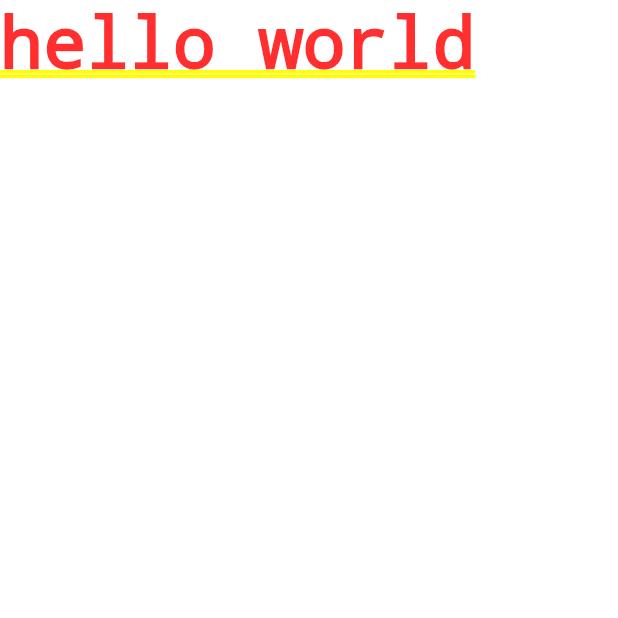
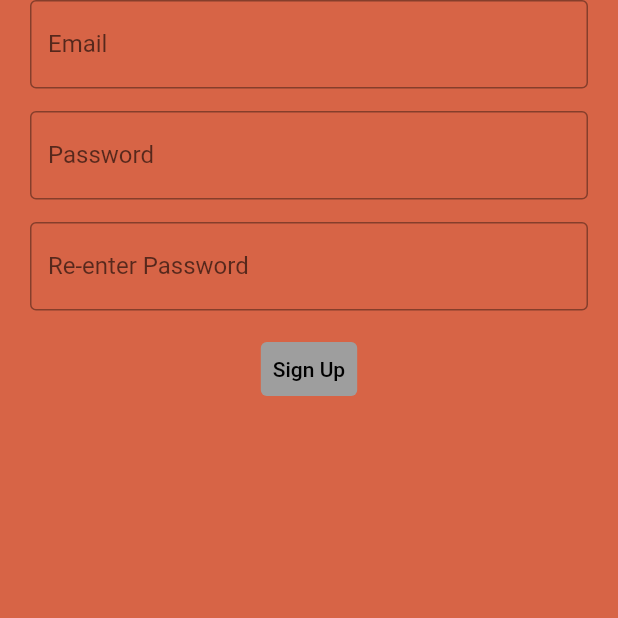
Before and after one commit to caiocotts/punchIt, a Flutter app: the screen it shows after launch, after a tap on "Sign Up", on a phone screen of 412 x 824 dp, the top half of it. Run offline on Flutter 3.47's test engine with Material 2 defaults, Android fonts, the phone set to English and light mode, and no system bars; our stand-ins replace cloud_firestore, firebase_auth, firebase_core; accounts and stored records are empty; network calls fail.

Commit message:
Finish refactoring the rest of the source code.

```diff
--- a/lib/Screens/home_screen.dart
+++ /dev/null
@@ -1,10 +0,0 @@
-import 'package:flutter/material.dart';
-
-class HomeScreen extends StatelessWidget {
-  const HomeScreen({Key? key}) : super(key: key);
-
-  @override
-  Widget build(BuildContext context) {
-    return const Text('hello world');
-  }
-}
--- a/lib/main.dart
+++ b/lib/main.dart
@@ -1,7 +1,7 @@
 import 'package:firebase_core/firebase_core.dart';
 import 'package:flutter/material.dart';
 import 'firebase_options.dart';
-import 'Screens/login_screen.dart';
+import 'screens/login_screen.dart';
 
 void main() async {
   WidgetsFlutterBinding.ensureInitialized();
--- /dev/null
+++ b/lib/models/group.dart
@@ -0,0 +1,4 @@
+class Group {
+   String? name;
+   String? id ;
+}
--- a/lib/Models/user.dart
+++ b/lib/models/user.dart
@@ -2,4 +2,6 @@ class User {
   String? email;
   String? uid;
   bool? emailVerified;
+
+
 }
--- /dev/null
+++ b/lib/repositories/user_repository.dart
@@ -0,0 +1,54 @@
+import 'package:cloud_firestore/cloud_firestore.dart';
+import 'package:firebase_auth/firebase_auth.dart';
+
+import 'package:punch_it/models/user.dart' as punch_it;
+
+class UserRepository {
+  static UserRepository? _instance;
+  final FirebaseAuth _firebase = FirebaseAuth.instance;
+
+  static UserRepository getInstance() {
+    _instance ??= UserRepository();
+    return _instance!;
+  }
+
+  punch_it.User getUser() {
+    punch_it.User usr = punch_it.User();
+    usr.uid = _firebase.currentUser?.uid;
+    usr.email = _firebase.currentUser?.email;
+    usr.emailVerified = _firebase.currentUser?.emailVerified;
+    return usr;
+  }
+
+  Future<punch_it.User> authenticateUser(String email, String password) {
+    return _firebase
+        .signInWithEmailAndPassword(email: email, password: password)
+        .then(
+      (value) {
+        punch_it.User usr = punch_it.User();
+        usr.emailVerified = value.user?.emailVerified;
+        return usr;
+      },
+    );
+  }
+
+  Future<punch_it.User> registerUser(String email, String password) async {
+    punch_it.User usr = punch_it.User();
+    usr = await _firebase
+        .createUserWithEmailAndPassword(email: email, password: password)
+        .then((value) {
+      usr.email = value.user?.email;
+      usr.uid = value.user?.uid;
+      usr.emailVerified = value.user?.emailVerified;
+      return usr;
+    });
+
+    FirebaseFirestore.instance
+        .collection('users')
+        .doc(usr.email)
+        .set({'uid': usr.uid}).then(
+      (_) => _firebase.currentUser?.sendEmailVerification(),
+    );
+    return usr;
+  }
+}
--- a/lib/Screens/login_screen.dart
+++ b/lib/screens/login_screen.dart
@@ -1,8 +1,10 @@
 import 'package:flutter/material.dart';
-import 'package:punch_it/Screens/home_screen.dart';
-import 'package:punch_it/Theme/app_colors.dart';
-import 'package:punch_it/Repositories/user_repository.dart';
-import 'package:punch_it/Models/user.dart' as punch_it;
+import 'package:punch_it/screens/forgot_password_screen.dart';
+import 'package:punch_it/screens/home_screen.dart';
+import 'package:punch_it/screens/registration_screen.dart';
+import 'package:punch_it/theme/app_theme.dart';
+import 'package:punch_it/repositories/user_repository.dart';
+import 'package:punch_it/models/user.dart' as punch_it;
 
 class LoginScreen extends StatefulWidget {
   const LoginScreen({Key? key}) : super(key: key);
@@ -12,25 +14,22 @@ class LoginScreen extends StatefulWidget {
 }
 
 class _LoginScreenState extends State<LoginScreen> {
-  late String password = '', email = '';
+  String _password = '', _email = '';
 
   @override
   Widget build(BuildContext context) {
     return Scaffold(
       resizeToAvoidBottomInset: true,
-      backgroundColor: AppColours.backgroundRed,
+      backgroundColor: AppTheme.backgroundRed,
       body: CustomScrollView(slivers: [
         SliverFillRemaining(
           hasScrollBody: false,
           child: SafeArea(
             child: Column(children: [
-              const Image(
-                alignment: Alignment.topCenter,
+              Image.asset(
+                'assets/punchIt.png',
                 height: 300,
                 width: 300,
-                image: AssetImage(
-                  'assets/punchIt.png',
-                ),
               ),
               const Text(
                 'Punch It!',
@@ -48,7 +47,7 @@ class _LoginScreenState extends State<LoginScreen> {
                 child: Column(
                   children: [
                     TextField(
-                      onChanged: (value) => email = value,
+                      onChanged: (value) => _email = value,
                       decoration: const InputDecoration(
                         border: OutlineInputBorder(),
                         labelText: 'Email',
@@ -59,7 +58,8 @@ class _LoginScreenState extends State<LoginScreen> {
                       height: 15,
                     ),
                     TextField(
-                      onChanged: (value) => password = value,
+                      onChanged: (value) => _password = value,
+                      obscureText: true,
                       decoration: const InputDecoration(
                         border: OutlineInputBorder(),
                         labelText: 'Password',
@@ -78,7 +78,7 @@ class _LoginScreenState extends State<LoginScreen> {
                     UserRepository userRepo = UserRepository.getInstance();
                     var user = punch_it.User();
                     try {
-                      user = await userRepo.authenticateUser(email, password);
+                      user = await userRepo.authenticateUser(_email, _password);
                     } on Exception catch (e) {
                       SnackBar snackBar = SnackBar(
                         content: Text(
@@ -130,7 +130,7 @@ class _LoginScreenState extends State<LoginScreen> {
                             onPressed: () => Navigator.push(
                               context,
                               MaterialPageRoute(
-                                builder: (_) => const HomeScreen(),
+                                builder: (_) => const ForgotPasswordScreen(),
                               ),
                             ),
                             child: const Text("Forgot Password?"),
@@ -153,7 +153,7 @@ class _LoginScreenState extends State<LoginScreen> {
                           onPressed: () => Navigator.push(
                             context,
                             MaterialPageRoute(
-                              builder: (_) => const HomeScreen(),
+                              builder: (_) => const RegistrationScreen(),
                             ),
                           ),
                           child: const Text("Sign Up"),
--- /dev/null
+++ b/lib/screens/registration_screen.dart
@@ -0,0 +1,101 @@
+import 'package:flutter/material.dart';
+import 'package:punch_it/repositories/user_repository.dart';
+import 'package:punch_it/screens/login_screen.dart';
+import 'package:punch_it/theme/app_theme.dart';
+
+class RegistrationScreen extends StatefulWidget {
+  const RegistrationScreen({Key? key}) : super(key: key);
+
+  @override
+  State<RegistrationScreen> createState() => _RegistrationScreenState();
+}
+
+class _RegistrationScreenState extends State<RegistrationScreen> {
+  late String _email = '', _password = '', _retypedPassword = '';
+
+  @override
+  Widget build(BuildContext context) {
+    return Scaffold(
+      backgroundColor: AppTheme.backgroundRed,
+      body: SafeArea(
+        child: Column(children: [
+          Padding(
+            padding: const EdgeInsets.symmetric(horizontal: 20),
+            child: Column(children: [
+              TextField(
+                onChanged: (value) => _email = value,
+                decoration: const InputDecoration(
+                    border: OutlineInputBorder(), labelText: 'Email'),
+                textInputAction: TextInputAction.next,
+              ),
+              const SizedBox(
+                height: 15,
+              ),
+              TextField(
+                onChanged: (value) => _password = value,
+                decoration: const InputDecoration(
+                    border: OutlineInputBorder(), labelText: 'Password'),
+                textInputAction: TextInputAction.next,
+                obscureText: true,
+              ),
+              const SizedBox(
+                height: 15,
+              ),
+              TextField(
+                onChanged: (value) => _retypedPassword = value,
+                decoration: const InputDecoration(
+                    border: OutlineInputBorder(),
+                    labelText: 'Re-enter Password'),
+                textInputAction: TextInputAction.next,
+                obscureText: true,
+              ),
+              const SizedBox(
+                height: 15,
+              ),
+              Builder(builder: (context) {
+                return TextButton(
+                  onPressed: () async {
+                    if (_password != _retypedPassword) {
+                      SnackBar snackBar = const SnackBar(
+                        content: Text('Passwords do not match'),
+                        backgroundColor: Colors.redAccent,
+                      );
+                      ScaffoldMessenger.of(context).showSnackBar(snackBar);
+                      setState(() {});
+                      return;
+                    }
+                    UserRepository userRepo = UserRepository.getInstance();
+                    try {
+                      await userRepo.registerUser(_email, _password);
+                    } on Exception catch (e) {
+                      SnackBar snackBar = SnackBar(
+                        content: Text(
+                          e.toString().replaceAll(RegExp(r'\[.*\]'), ''),
+                        ),
+                        backgroundColor: Colors.redAccent,
+                      );
+                      ScaffoldMessenger.of(context).showSnackBar(snackBar);
+                      setState(() {});
+                      return;
+                    }
+                    Navigator.push(
+                      context,
+                      MaterialPageRoute(builder: (_) {
+                        return const LoginScreen();
+                      }),
+                    );
+                  },
+                  child: const Text('Sign Up'),
+                  style: TextButton.styleFrom(
+                    primary: Colors.black,
+                    backgroundColor: Colors.grey,
+                  ),
+                );
+              })
+            ]),
+          )
+        ]),
+      ),
+    );
+  }
+}
--- a/lib/Theme/app_colors.dart
+++ b/lib/theme/app_theme.dart
@@ -1,5 +1,5 @@
 import 'dart:ui';
 
-class AppColours {
+class AppTheme {
   static const backgroundRed = Color(0xFFD76446);
 }
--- a/pubspec.yaml
+++ b/pubspec.yaml
@@ -16,7 +16,6 @@ dependencies:
   firebase_core: ^1.13.1
   firebase_auth: ^3.3.9
   cloud_firestore: ^3.1.10
-  get_it: ^7.2.0
 
 dev_dependencies:
   flutter_test:
```
Also changed, not shown: lib/Repositories/user_repository.dart (deleted, +0 -26 lines), lib/repositories/group_repository.dart (added, +55 -0 lines), lib/screens/create_group_screen.dart (added, +71 -0 lines), lib/screens/forgot_password_screen.dart (added, +15 -0 lines), lib/screens/group_info_screen.dart (added, +82 -0 lines), lib/screens/home_screen.dart (added, +100 -0 lines), lib/screens/invite_user_screen.dart (added, +69 -0 lines), lib/screens/joined_groups_screen.dart (added, +67 -0 lines), pubspec.lock, 3 other files.
